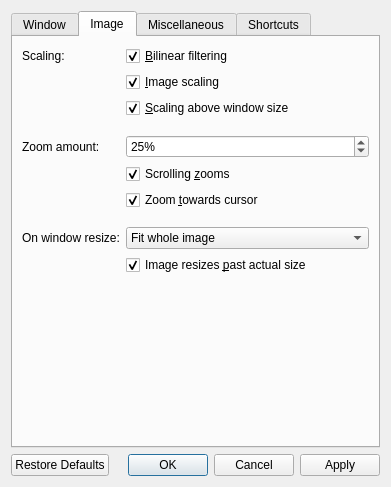
Old version of the form src/qvoptionsdialog.ui in the repository jurplel/qView.
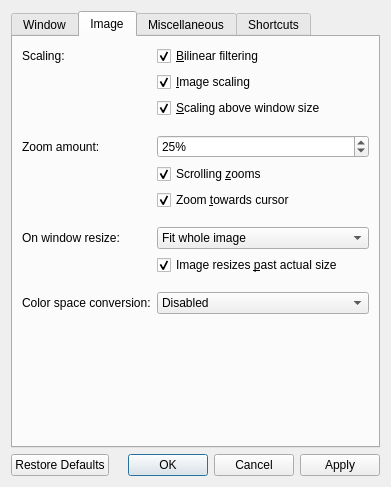
New version of the form. The open tabs and pages were chosen to show the change.

Commit message: Basic color space support

The edit to the form file:
```diff
--- a/src/qvoptionsdialog.ui
+++ b/src/qvoptionsdialog.ui
@@ -430,6 +430,51 @@
          </property>
         </widget>
        </item>
+       <item row="10" column="1">
+        <spacer name="horizontalSpacer_9">
+         <property name="orientation">
+          <enum>Qt::Horizontal</enum>
+         </property>
+         <property name="sizeHint" stdset="0">
+          <size>
+           <width>40</width>
+           <height>5</height>
+          </size>
+         </property>
+        </spacer>
+       </item>
+       <item row="11" column="0">
+        <widget class="QLabel" name="colorSpaceConversionLabel">
+         <property name="text">
+          <string>Color space conversion:</string>
+         </property>
+        </widget>
+       </item>
+       <item row="11" column="1">
+        <widget class="QComboBox" name="colorSpaceConversionComboBox">
+         <property name="sizePolicy">
+          <sizepolicy hsizetype="Preferred" vsizetype="Preferred">
+           <horstretch>0</horstretch>
+           <verstretch>0</verstretch>
+          </sizepolicy>
+         </property>
+         <item>
+          <property name="text">
+           <string>Disabled</string>
+          </property>
+         </item>
+         <item>
+          <property name="text">
+           <string>sRGB</string>
+          </property>
+         </item>
+         <item>
+          <property name="text">
+           <string>Display P3</string>
+          </property>
+         </item>
+        </widget>
+       </item>
       </layout>
      </widget>
      <widget class="QWidget" name="misc">
```
The commit also changes 4 other files.
